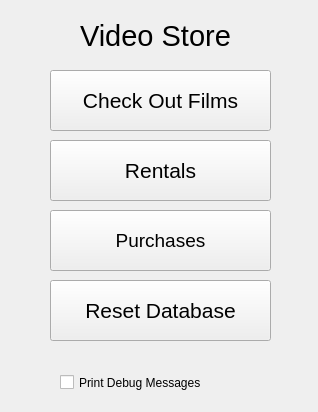
Qt form mainwindow.ui (Babkock/VideoStore) before a commit.
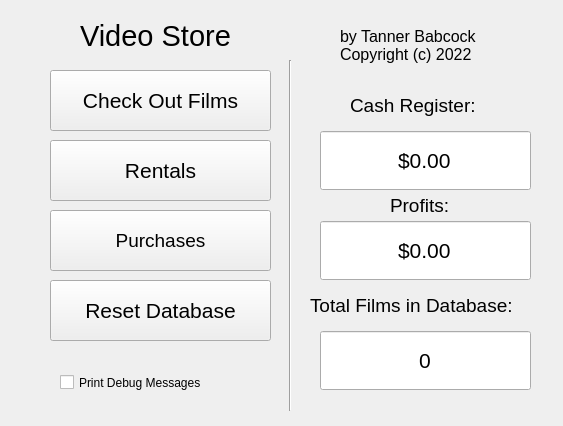
The same form after that commit.

```diff
--- a/mainwindow.ui
+++ b/mainwindow.ui
@@ -6,20 +6,20 @@
    <rect>
     <x>0</x>
     <y>0</y>
-    <width>318</width>
-    <height>412</height>
+    <width>563</width>
+    <height>426</height>
    </rect>
   </property>
   <property name="minimumSize">
    <size>
-    <width>318</width>
-    <height>412</height>
+    <width>563</width>
+    <height>426</height>
    </size>
   </property>
   <property name="maximumSize">
    <size>
-    <width>318</width>
-    <height>412</height>
+    <width>563</width>
+    <height>426</height>
    </size>
   </property>
   <property name="windowTitle">
@@ -144,6 +144,176 @@
      <string>Reset Database</string>
     </property>
    </widget>
+   <widget class="QLabel" name="label_2">
+    <property name="geometry">
+     <rect>
+      <x>340</x>
+      <y>20</y>
+      <width>191</width>
+      <height>51</height>
+     </rect>
+    </property>
+    <property name="font">
+     <font>
+      <pointsize>12</pointsize>
+     </font>
+    </property>
+    <property name="text">
+     <string>by Tanner Babcock
+Copyright (c) 2022</string>
+    </property>
+   </widget>
+   <widget class="QLabel" name="label_3">
+    <property name="geometry">
+     <rect>
+      <x>350</x>
+      <y>90</y>
+      <width>151</width>
+      <height>31</height>
+     </rect>
+    </property>
+    <property name="font">
+     <font>
+      <pointsize>14</pointsize>
+     </font>
+    </property>
+    <property name="text">
+     <string>Cash Register:</string>
+    </property>
+   </widget>
+   <widget class="Line" name="line">
+    <property name="geometry">
+     <rect>
+      <x>280</x>
+      <y>60</y>
+      <width>21</width>
+      <height>351</height>
+     </rect>
+    </property>
+    <property name="orientation">
+     <enum>Qt::Vertical</enum>
+    </property>
+   </widget>
+   <widget class="QLabel" name="label_4">
+    <property name="geometry">
+     <rect>
+      <x>390</x>
+      <y>190</y>
+      <width>71</width>
+      <height>31</height>
+     </rect>
+    </property>
+    <property name="font">
+     <font>
+      <pointsize>14</pointsize>
+     </font>
+    </property>
+    <property name="text">
+     <string>Profits:</string>
+    </property>
+   </widget>
+   <widget class="QDoubleSpinBox" name="cashRegisterField">
+    <property name="geometry">
+     <rect>
+      <x>320</x>
+      <y>130</y>
+      <width>211</width>
+      <height>61</height>
+     </rect>
+    </property>
+    <property name="font">
+     <font>
+      <pointsize>16</pointsize>
+     </font>
+    </property>
+    <property name="alignment">
+     <set>Qt::AlignCenter</set>
+    </property>
+    <property name="readOnly">
+     <bool>true</bool>
+    </property>
+    <property name="buttonSymbols">
+     <enum>QAbstractSpinBox::NoButtons</enum>
+    </property>
+    <property name="prefix">
+     <string>$</string>
+    </property>
+   </widget>
+   <widget class="QDoubleSpinBox" name="profitsField">
+    <property name="geometry">
+     <rect>
+      <x>320</x>
+      <y>220</y>
+      <width>211</width>
+      <height>61</height>
+     </rect>
+    </property>
+    <property name="font">
+     <font>
+      <pointsize>16</pointsize>
+     </font>
+    </property>
+    <property name="frame">
+     <bool>true</bool>
+    </property>
+    <property name="alignment">
+     <set>Qt::AlignCenter</set>
+    </property>
+    <property name="readOnly">
+     <bool>true</bool>
+    </property>
+    <property name="buttonSymbols">
+     <enum>QAbstractSpinBox::NoButtons</enum>
+    </property>
+    <property name="prefix">
+     <string>$</string>
+    </property>
+   </widget>
+   <widget class="QSpinBox" name="totalFilmsField">
+    <property name="geometry">
+     <rect>
+      <x>320</x>
+      <y>330</y>
+      <width>211</width>
+      <height>61</height>
+     </rect>
+    </property>
+    <property name="font">
+     <font>
+      <pointsize>16</pointsize>
+     </font>
+    </property>
+    <property name="alignment">
+     <set>Qt::AlignCenter</set>
+    </property>
+    <property name="readOnly">
+     <bool>true</bool>
+    </property>
+    <property name="buttonSymbols">
+     <enum>QAbstractSpinBox::NoButtons</enum>
+    </property>
+    <property name="suffix">
+     <string/>
+    </property>
+   </widget>
+   <widget class="QLabel" name="label_5">
+    <property name="geometry">
+     <rect>
+      <x>310</x>
+      <y>290</y>
+      <width>231</width>
+      <height>31</height>
+     </rect>
+    </property>
+    <property name="font">
+     <font>
+      <pointsize>14</pointsize>
+     </font>
+    </property>
+    <property name="text">
+     <string>Total Films in Database:</string>
+    </property>
+   </widget>
   </widget>
  </widget>
  <resources/>
```
